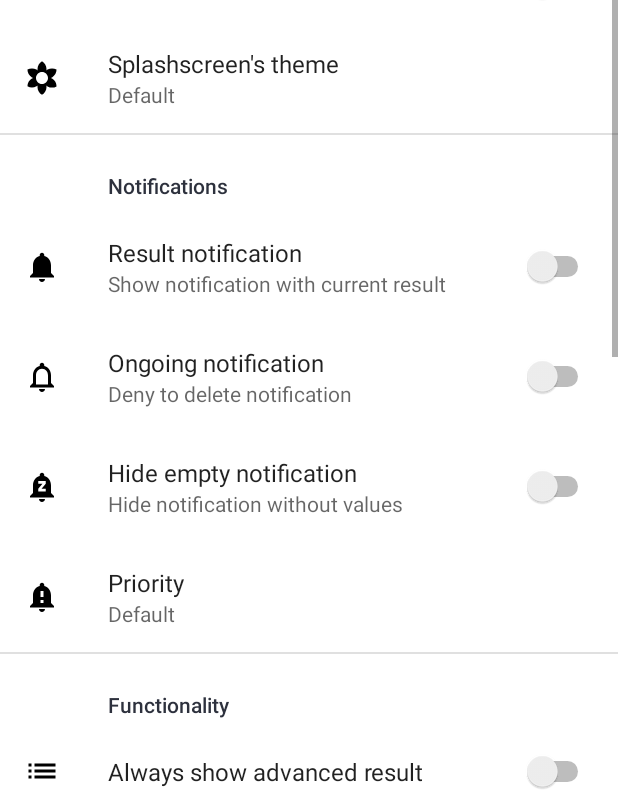
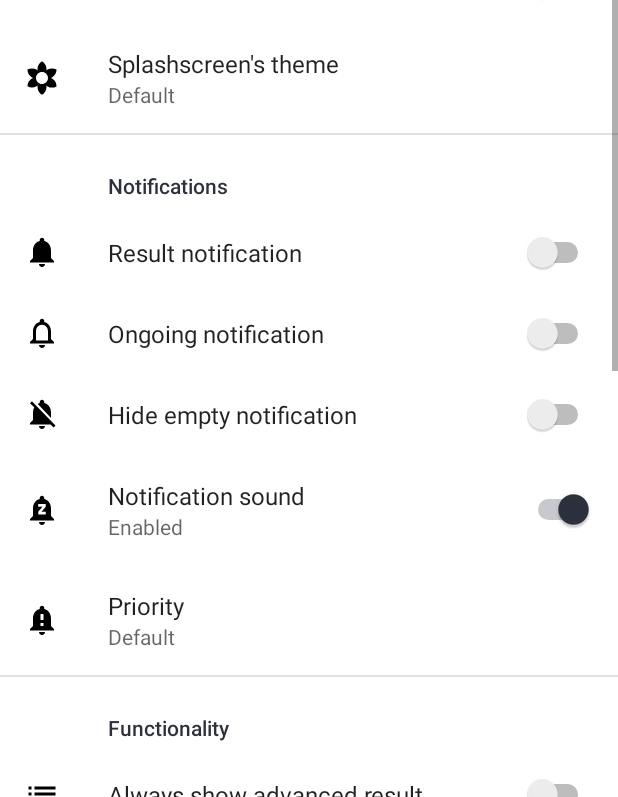
Before and after one commit to AndyER03/ChargeCalc, an Android app: the SettingsActivity screen opened directly, with no data from a screen before it, on a phone screen of 412 x 824 dp, the part 439-1236 px from its top. Run offline under Robolectric (Android 15) with nearby library versions, the phone set to English and light mode, and no system bars; our stand-ins replace androidx.preference.

Commit message:
Updating code

```diff
--- a/app/src/main/java/com/andyer03/chargecalc/MainActivity.kt
+++ b/app/src/main/java/com/andyer03/chargecalc/MainActivity.kt
@@ -9,6 +9,7 @@ import android.content.DialogInterface
 import android.content.Intent
 import android.graphics.BitmapFactory
 import android.graphics.Color
+import android.media.RingtoneManager
 import android.os.*
 import android.view.Menu
 import android.view.MenuItem
@@ -20,6 +21,7 @@ import androidx.appcompat.app.AppCompatDelegate
 import androidx.core.app.NotificationCompat
 import androidx.preference.PreferenceManager
 import kotlinx.android.synthetic.main.activity_main.*
+
 
 class MainActivity : AppCompatActivity() {
 
@@ -74,8 +76,6 @@ class MainActivity : AppCompatActivity() {
 
     override fun onResume() {
         super.onResume()
-
-        notification()
 
         notificationManager = getSystemService(Context.NOTIFICATION_SERVICE) as NotificationManager
 
@@ -338,6 +338,15 @@ class MainActivity : AppCompatActivity() {
                 }
             }
 
+            val notificationSound = when (sp.getBoolean("silent_notification_switch", true)) {
+                true -> {
+                    RingtoneManager.getDefaultUri(RingtoneManager.TYPE_NOTIFICATION)
+                }
+                false -> {
+                    null
+                }
+            }
+
             var notificationPriority = 3
             var notificationImportance = NotificationManager.IMPORTANCE_NONE
             when (sp.getString("notification_priority_option", "3")) {
@@ -395,6 +404,7 @@ class MainActivity : AppCompatActivity() {
                             .setShowWhen(false)
                             .setPriority(notificationPriority)
                             .setContentIntent(pendingIntent)
+                            .setSound(notificationSound)
                         notificationManager.notify(1, notificationBuilder.build())
                     } else {
                         val notificationBuilder = NotificationCompat.Builder(this)
@@ -415,6 +425,7 @@ class MainActivity : AppCompatActivity() {
                             .setShowWhen(false)
                             .setPriority(notificationPriority)
                             .setContentIntent(pendingIntent)
+                            .setSound(notificationSound)
                         notificationManager.notify(1, notificationBuilder.build())
                     }
                 }
--- a/app/src/main/res/drawable-night/ic_null_notification_24.xml
+++ b/app/src/main/res/drawable-night/ic_null_notification_24.xml
@@ -5,5 +5,5 @@
     android:viewportHeight="24">
   <path
       android:fillColor="#FFFFFFFF"
-      android:pathData="M12,22c1.1,0 2,-0.9 2,-2h-4c0,1.1 0.89,2 2,2zM18,16v-5c0,-3.07 -1.64,-5.64 -4.5,-6.32L13.5,4c0,-0.83 -0.67,-1.5 -1.5,-1.5s-1.5,0.67 -1.5,1.5v0.68C7.63,5.36 6,7.93 6,11v5l-2,2v1h16v-1l-2,-2zM14.5,9.8l-2.8,3.4h2.8L14.5,15h-5v-1.8l2.8,-3.4L9.5,9.8L9.5,8h5v1.8z"/>
+      android:pathData="M20,18.69L7.84,6.14 5.27,3.49 4,4.76l2.8,2.8v0.01c-0.52,0.99 -0.8,2.16 -0.8,3.42v5l-2,2v1h13.73l2,2L21,19.72l-1,-1.03zM12,22c1.11,0 2,-0.89 2,-2h-4c0,1.11 0.89,2 2,2zM18,14.68L18,11c0,-3.08 -1.64,-5.64 -4.5,-6.32L13.5,4c0,-0.83 -0.67,-1.5 -1.5,-1.5s-1.5,0.67 -1.5,1.5v0.68c-0.15,0.03 -0.29,0.08 -0.42,0.12 -0.1,0.03 -0.2,0.07 -0.3,0.11h-0.01c-0.01,0 -0.01,0 -0.02,0.01 -0.23,0.09 -0.46,0.2 -0.68,0.31 0,0 -0.01,0 -0.01,0.01L18,14.68z" />
 </vector>
--- /dev/null
+++ b/app/src/main/res/drawable-night/ic_silent_notification_24.xml
@@ -0,0 +1,9 @@
+<vector xmlns:android="http://schemas.android.com/apk/res/android"
+    android:width="24dp"
+    android:height="24dp"
+    android:viewportWidth="24"
+    android:viewportHeight="24">
+    <path
+        android:fillColor="#FFFFFFFF"
+        android:pathData="M12,22c1.1,0 2,-0.9 2,-2h-4c0,1.1 0.89,2 2,2zM18,16v-5c0,-3.07 -1.64,-5.64 -4.5,-6.32L13.5,4c0,-0.83 -0.67,-1.5 -1.5,-1.5s-1.5,0.67 -1.5,1.5v0.68C7.63,5.36 6,7.93 6,11v5l-2,2v1h16v-1l-2,-2zM14.5,9.8l-2.8,3.4h2.8L14.5,15h-5v-1.8l2.8,-3.4L9.5,9.8L9.5,8h5v1.8z" />
+</vector>
--- a/app/src/main/res/drawable/ic_null_notification_24.xml
+++ b/app/src/main/res/drawable/ic_null_notification_24.xml
@@ -5,5 +5,5 @@
     android:viewportHeight="24">
   <path
       android:fillColor="#FF000000"
-      android:pathData="M12,22c1.1,0 2,-0.9 2,-2h-4c0,1.1 0.89,2 2,2zM18,16v-5c0,-3.07 -1.64,-5.64 -4.5,-6.32L13.5,4c0,-0.83 -0.67,-1.5 -1.5,-1.5s-1.5,0.67 -1.5,1.5v0.68C7.63,5.36 6,7.93 6,11v5l-2,2v1h16v-1l-2,-2zM14.5,9.8l-2.8,3.4h2.8L14.5,15h-5v-1.8l2.8,-3.4L9.5,9.8L9.5,8h5v1.8z"/>
+      android:pathData="M20,18.69L7.84,6.14 5.27,3.49 4,4.76l2.8,2.8v0.01c-0.52,0.99 -0.8,2.16 -0.8,3.42v5l-2,2v1h13.73l2,2L21,19.72l-1,-1.03zM12,22c1.11,0 2,-0.89 2,-2h-4c0,1.11 0.89,2 2,2zM18,14.68L18,11c0,-3.08 -1.64,-5.64 -4.5,-6.32L13.5,4c0,-0.83 -0.67,-1.5 -1.5,-1.5s-1.5,0.67 -1.5,1.5v0.68c-0.15,0.03 -0.29,0.08 -0.42,0.12 -0.1,0.03 -0.2,0.07 -0.3,0.11h-0.01c-0.01,0 -0.01,0 -0.02,0.01 -0.23,0.09 -0.46,0.2 -0.68,0.31 0,0 -0.01,0 -0.01,0.01L18,14.68z" />
 </vector>
--- /dev/null
+++ b/app/src/main/res/drawable/ic_silent_notification_24.xml
@@ -0,0 +1,9 @@
+<vector xmlns:android="http://schemas.android.com/apk/res/android"
+    android:width="24dp"
+    android:height="24dp"
+    android:viewportWidth="24"
+    android:viewportHeight="24">
+  <path
+      android:fillColor="#FF000000"
+      android:pathData="M12,22c1.1,0 2,-0.9 2,-2h-4c0,1.1 0.89,2 2,2zM18,16v-5c0,-3.07 -1.64,-5.64 -4.5,-6.32L13.5,4c0,-0.83 -0.67,-1.5 -1.5,-1.5s-1.5,0.67 -1.5,1.5v0.68C7.63,5.36 6,7.93 6,11v5l-2,2v1h16v-1l-2,-2zM14.5,9.8l-2.8,3.4h2.8L14.5,15h-5v-1.8l2.8,-3.4L9.5,9.8L9.5,8h5v1.8z" />
+</vector>
--- a/app/src/main/res/values/strings.xml
+++ b/app/src/main/res/values/strings.xml
@@ -125,4 +125,7 @@
     <string name="ongoing_notification_summary">Deny to delete notification</string>
     <string name="null_notification_switch">Hide empty notification</string>
     <string name="null_notification_summary">Hide notification without values</string>
+    <string name="silent_notification_switch">Notification sound</string>
+    <string name="silent_notification_summary_on">Enabled</string>
+    <string name="silent_notification_summary_off">Disabled</string>
 </resources>
--- a/app/src/main/res/xml/root_preferences.xml
+++ b/app/src/main/res/xml/root_preferences.xml
@@ -29,7 +29,6 @@
         <ListPreference
             android:defaultValue="1"
             android:dependency="splash_bg_switch"
-            android:dialogIcon="@drawable/ic_background_24dp"
             android:entries="@array/background"
             android:entryValues="@array/background_value"
             android:icon="@drawable/ic_background_24dp"
@@ -45,7 +44,7 @@
             android:defaultValue="false"
             android:icon="@drawable/ic_baseline_notifications_24"
             android:key="notification_switch"
-            android:summary="@string/notification_summary"
+            android:summaryOn="@string/notification_summary"
             android:title="@string/notification_switch" />
 
         <SwitchPreference
@@ -53,7 +52,7 @@
             android:dependency="notification_switch"
             android:icon="@drawable/ic_ongoing_notification_24"
             android:key="ongoing_notification_switch"
-            android:summary="@string/ongoing_notification_summary"
+            android:summaryOn="@string/ongoing_notification_summary"
             android:title="@string/ongoing_notification_switch" />
 
         <SwitchPreference
@@ -61,13 +60,21 @@
             android:dependency="notification_switch"
             android:icon="@drawable/ic_null_notification_24"
             android:key="null_notification_switch"
-            android:summary="@string/null_notification_summary"
+            android:summaryOn="@string/null_notification_summary"
             android:title="@string/null_notification_switch" />
+
+        <SwitchPreference
+            android:defaultValue="true"
+            android:dependency="notification_switch"
+            android:icon="@drawable/ic_silent_notification_24"
+            android:key="silent_notification_switch"
+            android:summaryOff="@string/silent_notification_summary_off"
+            android:summaryOn="@string/silent_notification_summary_on"
+            android:title="@string/silent_notification_switch" />
 
         <ListPreference
             android:defaultValue="3"
             android:dependency="notification_switch"
-            android:dialogIcon="@drawable/ic_notification_priority_24"
             android:entries="@array/notification_priority"
             android:entryValues="@array/notification_priority_value"
             android:icon="@drawable/ic_notification_priority_24"
@@ -89,7 +96,7 @@
             android:defaultValue="false"
             android:icon="@drawable/ic_autonomy_field_24dp"
             android:key="estimated_autonomy_days_switch"
-            android:summary="@string/estimated_autonomy_days_number_summary"
+            android:summaryOn="@string/estimated_autonomy_days_number_summary"
             android:title="@string/estimated_autonomy_days_number_switch" />
 
         <SwitchPreference
@@ -103,14 +110,14 @@
             android:dependency="clear_btn_switch"
             android:icon="@drawable/ic_alternative_24dp"
             android:key="alternative_clear_switch"
-            android:summary="@string/alternative_clear_summary"
+            android:summaryOn="@string/alternative_clear_summary"
             android:title="@string/alternative_clear_switch" />
 
         <SwitchPreference
             android:defaultValue="true"
             android:icon="@drawable/ic_vibration_24dp"
             android:key="vibration_switch"
-            android:summary="@string/vibration_summary"
+            android:summaryOn="@string/vibration_summary"
             android:title="@string/vibration_title_switch" />
 
     </PreferenceCategory>
```
Also changed, not shown: 1 other file.
